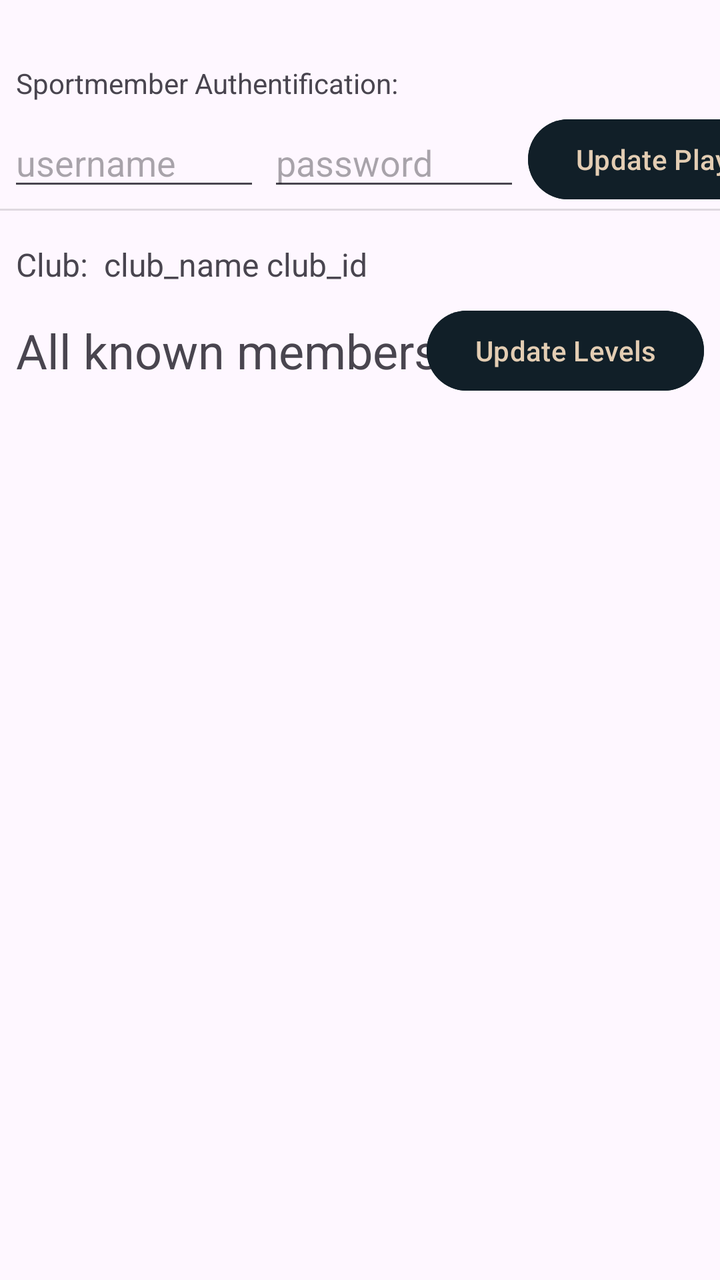
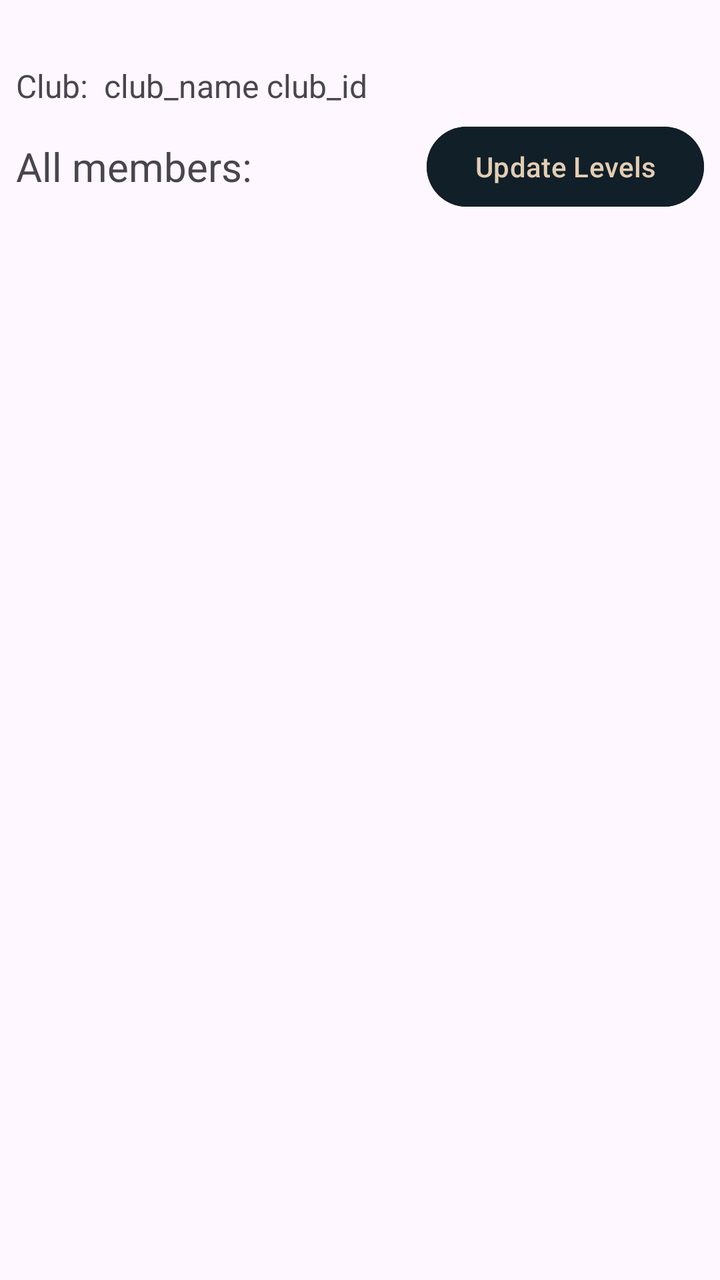

The first picture is an Android layout as it rendered before a commit; the second is the same layout after the commit. The layout source and the unified diff follow.
<!-- AndroidManifest.xml: application theme Theme.Matchmaking2v2 -->
<!-- res/layout/activity_profile.xml -->
<?xml version="1.0" encoding="utf-8"?>
<androidx.constraintlayout.widget.ConstraintLayout xmlns:android="http://schemas.android.com/apk/res/android"
    xmlns:app="http://schemas.android.com/apk/res-auto"
    xmlns:tools="http://schemas.android.com/tools"
    android:id="@+id/main"
    android:layout_width="match_parent"
    android:layout_height="match_parent"
    tools:context=".ProfileActivity">

    <TextView
        android:id="@+id/tv_allmembers2"
        android:layout_width="wrap_content"
        android:layout_height="wrap_content"
        android:layout_marginStart="8dp"
        android:layout_marginTop="16dp"
        android:text="All known members:"
        android:textSize="24sp"
        app:layout_constraintStart_toStartOf="parent"
        app:layout_constraintTop_toBottomOf="@+id/textView4" />

    <TextView
        android:id="@+id/tv_sportmember2"
        android:layout_width="wrap_content"
        android:layout_height="wrap_content"
        android:layout_marginStart="8dp"
        android:layout_marginTop="32dp"
        android:text="Sportmember Authentification:"
        app:layout_constraintStart_toStartOf="parent"
        app:layout_constraintTop_toTopOf="parent" />

    <EditText
        android:id="@+id/editTextTextEmailAddress2"
        android:layout_width="wrap_content"
        android:layout_height="wrap_content"
        android:layout_marginStart="4dp"
        android:layout_marginTop="8dp"
        android:ems="6"
        android:hint="username"
        android:inputType="textEmailAddress"
        app:layout_constraintStart_toStartOf="parent"
        app:layout_constraintTop_toBottomOf="@+id/tv_sportmember2" />

    <EditText
        android:id="@+id/editTextTextPassword2"
        android:layout_width="wrap_content"
        android:layout_height="wrap_content"
        android:layout_marginStart="4dp"
        android:ems="6"
        android:hint="password"
        android:inputType="textPassword"
        app:layout_constraintBottom_toBottomOf="@+id/editTextTextEmailAddress2"
        app:layout_constraintStart_toEndOf="@+id/editTextTextEmailAddress2"
        app:layout_constraintTop_toTopOf="@+id/editTextTextEmailAddress2" />

    <Button
        android:id="@+id/b_updateplayers"
        android:layout_width="wrap_content"
        android:layout_height="wrap_content"
        android:layout_marginStart="4dp"
        android:backgroundTint="@color/blueBlack"
        android:text="Update Players"
        android:textColor="@color/tanAccent"
        app:layout_constraintBottom_toBottomOf="@+id/editTextTextPassword2"
        app:layout_constraintStart_toEndOf="@+id/editTextTextPassword2"
        app:layout_constraintTop_toTopOf="@+id/editTextTextPassword2" />

    <androidx.recyclerview.widget.RecyclerView
        android:id="@+id/rv_membersBase"
        android:layout_width="0dp"
        android:layout_height="0dp"
        android:layout_marginTop="16dp"
        app:layout_constraintBottom_toBottomOf="parent"
        app:layout_constraintEnd_toEndOf="parent"
        app:layout_constraintHorizontal_bias="0.0"
        app:layout_constraintStart_toStartOf="parent"
        app:layout_constraintTop_toBottomOf="@id/tv_allmembers2"
        app:layout_constraintVertical_bias="1.0" />

    <Button
        android:id="@+id/b_updatelevels"
        android:layout_width="wrap_content"
        android:layout_height="wrap_content"
        android:layout_marginEnd="8dp"
        android:backgroundTint="@color/blueBlack"
        android:text="Update Levels"
        android:textColor="@color/tanAccent"
        app:layout_constraintBottom_toBottomOf="@+id/tv_allmembers2"
        app:layout_constraintEnd_toEndOf="parent"
        app:layout_constraintTop_toTopOf="@+id/tv_allmembers2" />

    <View
        android:id="@+id/divider4"
        android:layout_width="409dp"
        android:layout_height="1dp"
        android:layout_marginTop="4dp"
        android:background="?android:attr/listDivider"
        app:layout_constraintEnd_toEndOf="parent"
        app:layout_constraintStart_toStartOf="parent"
        app:layout_constraintTop_toBottomOf="@+id/editTextTextEmailAddress2" />

    <TextView
        android:id="@+id/textView4"
        android:layout_width="wrap_content"
        android:layout_height="wrap_content"
        android:layout_marginStart="8dp"
        android:layout_marginTop="16dp"
        android:text="Club: "
        android:textSize="16sp"
        app:layout_constraintStart_toStartOf="parent"
        app:layout_constraintTop_toBottomOf="@+id/divider4" />

    <TextView
        android:id="@+id/tv_clubname"
        android:layout_width="wrap_content"
        android:layout_height="wrap_content"
        android:layout_marginStart="4dp"
        android:text="club_name"
        android:textSize="16sp"
        app:layout_constraintBottom_toBottomOf="@+id/textView4"
        app:layout_constraintStart_toEndOf="@+id/textView4"
        app:layout_constraintTop_toTopOf="@+id/textView4" />

    <TextView
        android:id="@+id/tv_clubid"
        android:layout_width="wrap_content"
        android:layout_height="wrap_content"
        android:layout_marginStart="4dp"
        android:text="club_id"
        android:textSize="16sp"
        app:layout_constraintBottom_toBottomOf="@+id/tv_clubname"
        app:layout_constraintStart_toEndOf="@+id/tv_clubname"
        app:layout_constraintTop_toTopOf="@+id/tv_clubname" />

</androidx.constraintlayout.widget.ConstraintLayout>
<!-- resources referenced by this layout -->
<resources>
  <color name="blueBlack">#111f28</color>
  <color name="tanAccent">#e3cdb3</color>
  <style name="Theme.Matchmaking2v2" parent="Base.Theme.Matchmaking2v2" />
  <style name="Base.Theme.Matchmaking2v2" parent="Theme.Material3.DayNight"> 
          
          <item name="colorPrimary">@color/my_light_primary</item>
      </style>
  <color name="my_light_primary">#FF000000</color>
</resources>

<!-- the commit's change to res/layout/activity_profile.xml (unified diff, before → after) -->
@@ -13,56 +13,10 @@
         android:layout_height="wrap_content"
         android:layout_marginStart="8dp"
         android:layout_marginTop="16dp"
-        android:text="All known members:"
-        android:textSize="24sp"
+        android:text="All members:"
+        android:textSize="20sp"
         app:layout_constraintStart_toStartOf="parent"
         app:layout_constraintTop_toBottomOf="@+id/textView4" />
-
-    <TextView
-        android:id="@+id/tv_sportmember2"
-        android:layout_width="wrap_content"
-        android:layout_height="wrap_content"
-        android:layout_marginStart="8dp"
-        android:layout_marginTop="32dp"
-        android:text="Sportmember Authentification:"
-        app:layout_constraintStart_toStartOf="parent"
-        app:layout_constraintTop_toTopOf="parent" />
-
-    <EditText
-        android:id="@+id/editTextTextEmailAddress2"
-        android:layout_width="wrap_content"
-        android:layout_height="wrap_content"
-        android:layout_marginStart="4dp"
-        android:layout_marginTop="8dp"
-        android:ems="6"
-        android:hint="username"
-        android:inputType="textEmailAddress"
-        app:layout_constraintStart_toStartOf="parent"
-        app:layout_constraintTop_toBottomOf="@+id/tv_sportmember2" />
-
-    <EditText
-        android:id="@+id/editTextTextPassword2"
-        android:layout_width="wrap_content"
-        android:layout_height="wrap_content"
-        android:layout_marginStart="4dp"
-        android:ems="6"
-        android:hint="password"
-        android:inputType="textPassword"
-        app:layout_constraintBottom_toBottomOf="@+id/editTextTextEmailAddress2"
-        app:layout_constraintStart_toEndOf="@+id/editTextTextEmailAddress2"
-        app:layout_constraintTop_toTopOf="@+id/editTextTextEmailAddress2" />
-
-    <Button
-        android:id="@+id/b_updateplayers"
-        android:layout_width="wrap_content"
-        android:layout_height="wrap_content"
-        android:layout_marginStart="4dp"
-        android:backgroundTint="@color/blueBlack"
-        android:text="Update Players"
-        android:textColor="@color/tanAccent"
-        app:layout_constraintBottom_toBottomOf="@+id/editTextTextPassword2"
-        app:layout_constraintStart_toEndOf="@+id/editTextTextPassword2"
-        app:layout_constraintTop_toTopOf="@+id/editTextTextPassword2" />
 
     <androidx.recyclerview.widget.RecyclerView
         android:id="@+id/rv_membersBase"
@@ -88,26 +42,16 @@
         app:layout_constraintEnd_toEndOf="parent"
         app:layout_constraintTop_toTopOf="@+id/tv_allmembers2" />
 
-    <View
-        android:id="@+id/divider4"
-        android:layout_width="409dp"
-        android:layout_height="1dp"
-        android:layout_marginTop="4dp"
-        android:background="?android:attr/listDivider"
-        app:layout_constraintEnd_toEndOf="parent"
-        app:layout_constraintStart_toStartOf="parent"
-        app:layout_constraintTop_toBottomOf="@+id/editTextTextEmailAddress2" />
-
     <TextView
         android:id="@+id/textView4"
         android:layout_width="wrap_content"
         android:layout_height="wrap_content"
         android:layout_marginStart="8dp"
-        android:layout_marginTop="16dp"
+        android:layout_marginTop="32dp"
         android:text="Club: "
         android:textSize="16sp"
         app:layout_constraintStart_toStartOf="parent"
-        app:layout_constraintTop_toBottomOf="@+id/divider4" />
+        app:layout_constraintTop_toTopOf="parent" />
 
     <TextView
         android:id="@+id/tv_clubname"
